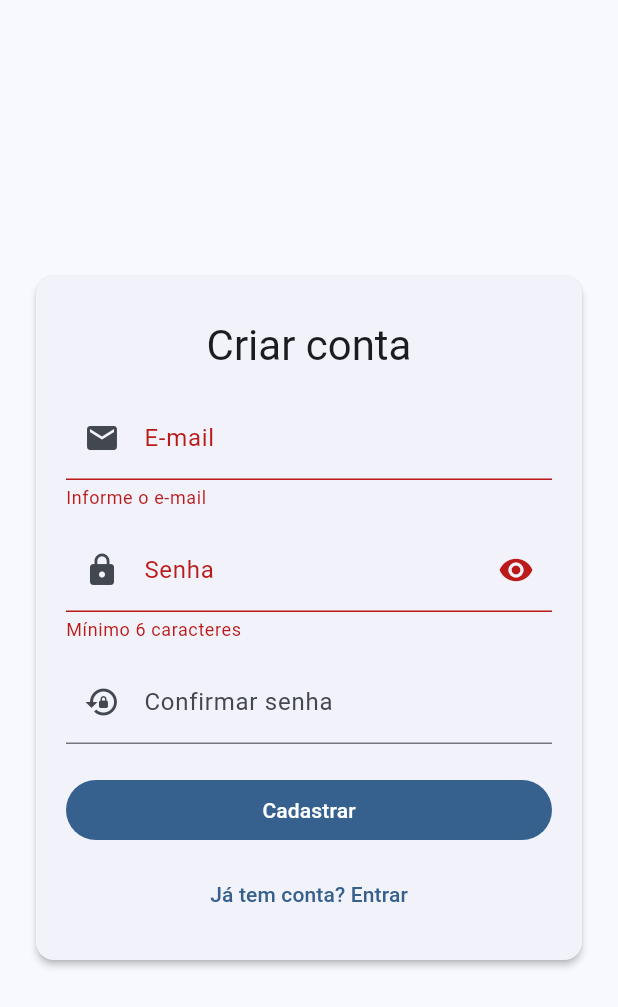
After one commit to Kaio-Bobadilha/Gerador_senha_Dart, a Flutter app: the RegisterPage screen opened by its route, after a tap on "Cadastrar", on a phone screen of 412 x 824 dp. The commit adds this screen. Shown: the top 1007 px of the screen. Run offline on Flutter 3.47's test engine with Material 3 defaults, Android fonts, the phone set to English and light mode, and no system bars.

Commit message:
2: Commit protótipo e esqueleto

```diff
--- /dev/null
+++ b/FRONTEND/geradordesenhasfront/lib/src/pages/register_page.dart
@@ -0,0 +1,158 @@
+import 'package:flutter/material.dart';
+import './home_page.dart';
+import './login_page.dart';
+import '../../main.dart';
+
+class RegisterPage extends StatefulWidget {
+  const RegisterPage({super.key});
+
+  @override
+  State<RegisterPage> createState() => _RegisterPageState();
+}
+
+class _RegisterPageState extends State<RegisterPage> {
+  final _formKey = GlobalKey<FormState>();
+  final _emailCtrl = TextEditingController();
+  final _passCtrl = TextEditingController();
+  final _confirmCtrl = TextEditingController();
+  bool _obscure = true;
+  bool _loading = false;
+
+  @override
+  void dispose() {
+    _emailCtrl.dispose();
+    _passCtrl.dispose();
+    _confirmCtrl.dispose();
+    super.dispose();
+  }
+
+  Future<void> _submit() async {
+    if (!_formKey.currentState!.validate()) return;
+    setState(() => _loading = true);
+
+    // Simulação de chamada de API de cadastro (troque pelo seu backend)
+    await Future.delayed(const Duration(seconds: 1));
+
+    setState(() => _loading = false);
+    if (!mounted) return;
+
+    ScaffoldMessenger.of(context).showSnackBar(
+      const SnackBar(content: Text('Cadastro realizado com sucesso!')),
+    );
+
+    // Após cadastrar, já envia pra Home (ou volte pro Login, você decide)
+    Navigator.of(context).pushAndRemoveUntil(
+      MaterialPageRoute(builder: (_) => const HomePage()),
+      (route) => false,
+    );
+  }
+
+  String? _validateEmail(String? v) {
+    final value = (v ?? '').trim();
+    if (value.isEmpty) return 'Informe o e-mail';
+    final emailRegex = RegExp(r'^[^@\s]+@[^@\s]+\.[^@\s]+$');
+    if (!emailRegex.hasMatch(value)) return 'E-mail inválido';
+    return null;
+  }
+
+  String? _validatePassword(String? v) {
+    final value = v ?? '';
+    if (value.length < 6) return 'Mínimo 6 caracteres';
+    return null;
+  }
+
+  String? _validateConfirm(String? v) {
+    if (v != _passCtrl.text) return 'Senhas não conferem';
+    return null;
+  }
+
+  @override
+  Widget build(BuildContext context) {
+    return Scaffold(
+      body: Center(
+        child: ConstrainedBox(
+          constraints: const BoxConstraints(maxWidth: 420),
+          child: Card(
+            margin: const EdgeInsets.all(24),
+            elevation: 2,
+            child: Padding(
+              padding: const EdgeInsets.all(20),
+              child: Form(
+                key: _formKey,
+                child: Column(
+                  mainAxisSize: MainAxisSize.min,
+                  children: [
+                    const SizedBox(height: 8),
+                    Text(
+                      'Criar conta',
+                      style: Theme.of(context).textTheme.headlineMedium,
+                    ),
+                    const SizedBox(height: 16),
+                    TextFormField(
+                      controller: _emailCtrl,
+                      keyboardType: TextInputType.emailAddress,
+                      autofillHints: const [AutofillHints.email],
+                      decoration: const InputDecoration(
+                        labelText: 'E-mail',
+                        prefixIcon: Icon(Icons.mail),
+                      ),
+                      validator: _validateEmail,
+                    ),
+                    const SizedBox(height: 12),
+                    TextFormField(
+                      controller: _passCtrl,
+                      obscureText: _obscure,
+                      autofillHints: const [AutofillHints.newPassword],
+                      decoration: InputDecoration(
+                        labelText: 'Senha',
+                        prefixIcon: const Icon(Icons.lock),
+                        suffixIcon: IconButton(
+                          onPressed: () => setState(() => _obscure = !_obscure),
+                          icon: Icon(
+                            _obscure ? Icons.visibility : Icons.visibility_off,
+                          ),
+                        ),
+                      ),
+                      validator: _validatePassword,
+                    ),
+                    const SizedBox(height: 12),
+                    TextFormField(
+                      controller: _confirmCtrl,
+                      obscureText: _obscure,
+                      decoration: const InputDecoration(
+                        labelText: 'Confirmar senha',
+                        prefixIcon: Icon(Icons.lock_reset),
+                      ),
+                      validator: _validateConfirm,
+                    ),
+                    const SizedBox(height: 20),
+                    SizedBox(
+                      width: double.infinity,
+                      child: FilledButton(
+                        onPressed: _loading ? null : _submit,
+                        child: _loading
+                            ? const SizedBox(
+                                width: 18,
+                                height: 18,
+                                child: CircularProgressIndicator(
+                                  strokeWidth: 2,
+                                ),
+                              )
+                            : const Text('Cadastrar'),
+                      ),
+                    ),
+                    const SizedBox(height: 8),
+                    TextButton(
+                      onPressed: () => Navigator.of(context).pop(),
+                      child: const Text('Já tem conta? Entrar'),
+                    ),
+                  ],
+                ),
+              ),
+            ),
+          ),
+        ),
+      ),
+    );
+  }
+}
```
Also changed, not shown: FRONTEND/geradordesenhasfront/lib/main.dart (+9 -157 lines), FRONTEND/geradordesenhasfront/lib/src/pages/home_page.dart (added, +29 -0 lines), FRONTEND/geradordesenhasfront/lib/src/pages/login_page.dart (added, +144 -0 lines), FRONTEND/geradordesenhasfront/lib/src/Services/auth_service.dart (deleted), FRONTEND/geradordesenhasfront/lib/src/pages/Login/login_page.dart (deleted), FRONTEND/geradordesenhasfront/lib/src/pages/Login/widgets/login_form_widget.dart (deleted), FRONTEND/geradordesenhasfront/lib/src/pages/home/home_page.dart (deleted), FRONTEND/geradordesenhasfront/lib/src/utils/validators.dart (deleted), 1 other file.
